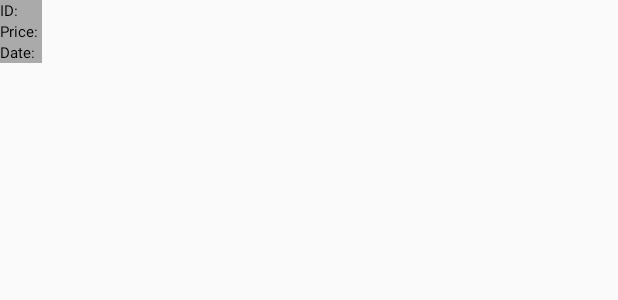
After one commit to hojoung97/Crypto-Board-App, an Android app: the layout bar_marker.xml on its own in the app's theme, with its tools: preview values and no code run, on a phone screen of 412 x 824 dp. The commit adds this screen. Shown: the top 300 px of the screen. Run offline under Robolectric (Android 15) with nearby library versions, the phone set to English and light mode, and no system bars.

Commit message:
Add changes to barchart and styling

```diff
--- /dev/null
+++ b/app/src/main/res/layout/bar_marker.xml
@@ -0,0 +1,43 @@
+<?xml version="1.0" encoding="utf-8"?>
+<LinearLayout xmlns:android="http://schemas.android.com/apk/res/android"
+    android:layout_width="wrap_content"
+    android:layout_height="wrap_content"
+    android:background="@android:color/darker_gray"
+    android:orientation="vertical">
+
+    <TextView
+        android:id="@+id/marker_id_text"
+        android:layout_width="wrap_content"
+        android:layout_height="wrap_content"
+        android:layout_centerHorizontal="true"
+        android:ellipsize="end"
+        android:singleLine="true"
+        android:text="ID: "
+        android:textAppearance="?android:attr/textAppearanceSmall"
+        android:textColor="@android:color/black"
+        android:textSize="10sp" />
+
+    <TextView
+        android:id="@+id/marker_price_text"
+        android:layout_width="wrap_content"
+        android:layout_height="wrap_content"
+        android:layout_centerHorizontal="true"
+        android:ellipsize="end"
+        android:singleLine="true"
+        android:text="Price: "
+        android:textAppearance="?android:attr/textAppearanceSmall"
+        android:textColor="@android:color/black"
+        android:textSize="10sp" />
+
+    <TextView
+        android:id="@+id/marker_date_text"
+        android:layout_width="wrap_content"
+        android:layout_height="wrap_content"
+        android:layout_centerHorizontal="true"
+        android:ellipsize="end"
+        android:singleLine="true"
+        android:text="Date: "
+        android:textAppearance="?android:attr/textAppearanceSmall"
+        android:textColor="@android:color/black"
+        android:textSize="10sp" />
+</LinearLayout>
--- a/app/src/main/res/layout/recyclerview_item.xml
+++ b/app/src/main/res/layout/recyclerview_item.xml
@@ -20,6 +20,7 @@
             android:layout_width="wrap_content"
             android:layout_height="wrap_content"
             android:text="Amount"
+            android:textColor="@android:color/black"
             app:layout_constraintBottom_toBottomOf="parent"
             app:layout_constraintEnd_toStartOf="@+id/bid_price"
             app:layout_constraintHorizontal_bias="0.5"
@@ -32,7 +33,7 @@
             android:layout_width="wrap_content"
             android:layout_height="wrap_content"
             android:text="Bid"
-            android:textColor="@android:color/holo_green_dark"
+            android:textColor="@color/greenBuy"
             app:layout_constraintBottom_toBottomOf="parent"
             app:layout_constraintEnd_toEndOf="parent"
             app:layout_constraintHorizontal_bias="0.5"
@@ -57,7 +58,7 @@
             android:layout_width="wrap_content"
             android:layout_height="wrap_content"
             android:text="Ask"
-            android:textColor="@android:color/holo_red_light"
+            android:textColor="@color/redSell"
             app:layout_constraintBottom_toBottomOf="parent"
             app:layout_constraintEnd_toStartOf="@+id/ask_amount"
             app:layout_constraintHorizontal_bias="0.5"
@@ -70,6 +71,7 @@
             android:layout_width="wrap_content"
             android:layout_height="wrap_content"
             android:text="Amount"
+            android:textColor="@android:color/black"
             app:layout_constraintBottom_toBottomOf="parent"
             app:layout_constraintEnd_toEndOf="parent"
             app:layout_constraintHorizontal_bias="0.5"
--- a/app/src/main/res/values/colors.xml
+++ b/app/src/main/res/values/colors.xml
@@ -3,4 +3,6 @@
     <color name="colorPrimary">#66CF6D</color>
     <color name="colorPrimaryDark">#458B4A</color>
     <color name="colorAccent">#CDDC39</color>
+    <color name="greenBuy">#00C000</color>
+    <color name="redSell">#C70000</color>
 </resources>
```
Also changed, not shown: app/build.gradle (+11 -2 lines), app/src/main/java/com/example/ilovezappos/CustomMarkerView.java (added, +51 -0 lines), app/src/main/java/com/example/ilovezappos/HomeFragment.java (+20 -3 lines), app/src/main/java/com/example/ilovezappos/HourlyTickerWorker.java (added, +29 -0 lines), app/src/main/java/com/example/ilovezappos/NotificationPublisher.java (added, +39 -0 lines), app/src/main/java/com/example/ilovezappos/TransactionsFragment.java (+69 -26 lines), app/src/main/res/layout/fragment_home.xml (+16 -7 lines), app/src/main/res/layout/fragment_order_book.xml (+9 -1 lines), app/src/main/res/layout/fragment_transactions.xml (+17 -6 lines).
